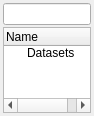
First picture: the form in Code/Common/Gui/mvdDatabaseBrowserWidget.ui, repository orfeotoolbox/OTB, before the edit.
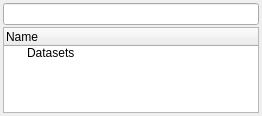
Second picture: the form after the edit. Custom widgets are drawn as their Qt base class.

Diff of the .ui file:
```diff
--- a/Code/Common/Gui/mvdDatabaseBrowserWidget.ui
+++ b/Code/Common/Gui/mvdDatabaseBrowserWidget.ui
@@ -6,7 +6,7 @@
    <rect>
     <x>0</x>
     <y>0</y>
-    <width>94</width>
+    <width>262</width>
     <height>116</height>
    </rect>
   </property>
```
Left out of the diff: 6 changed lines with no effect on the pictures.
